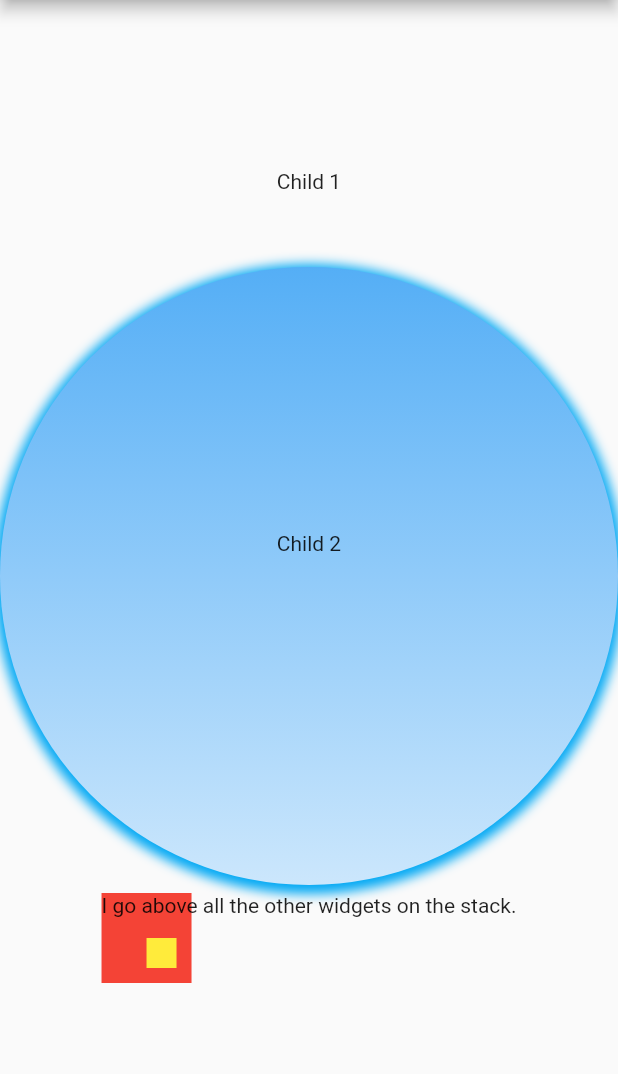
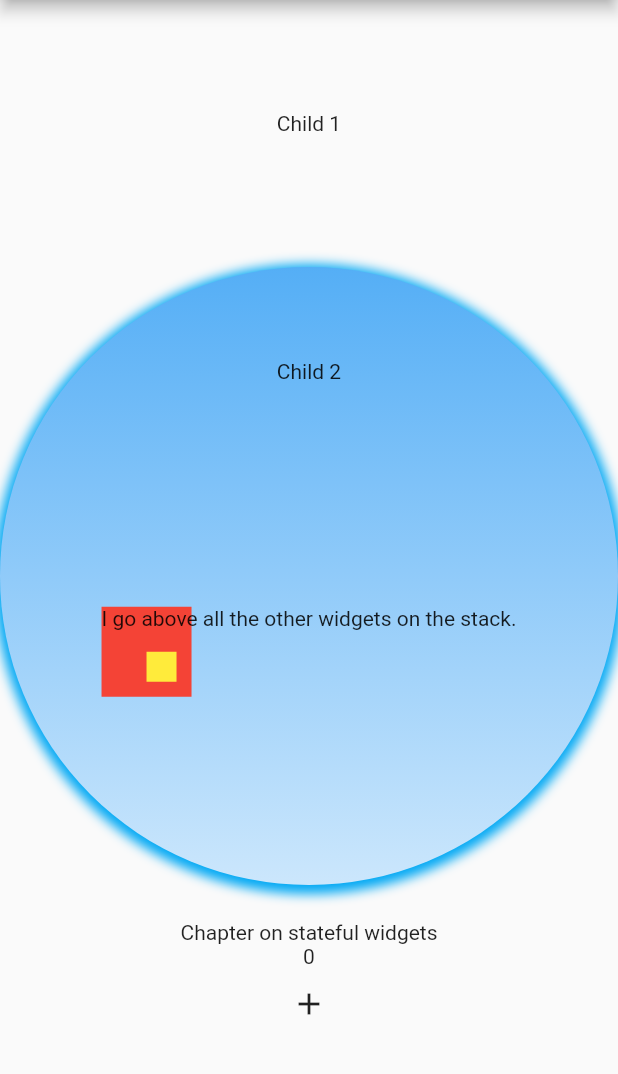
Before and after one commit to AntsInMyEy3sJohnson/KnowledgeBaseDartGoogleFlutter, a Flutter app: the screen it shows after launch, on a phone screen of 412 x 824 dp, the part 84-1158 px from its top. Run offline on Flutter 3.47's test engine with Material 2 defaults, Android fonts, the light colour scheme and no system bars.

Commit message:
Stateless widgets, stateful widgets

```diff
--- a/Chapter9_BasicsOfFlutter/chapter_9_examples/lib/main.dart
+++ b/Chapter9_BasicsOfFlutter/chapter_9_examples/lib/main.dart
@@ -1,3 +1,4 @@
+import 'package:chapter_9_examples/my_stateful_widget.dart';
 import 'package:flutter/material.dart';
 import 'package:flutter/painting.dart';
 
@@ -48,6 +49,9 @@ class MyApp extends StatelessWidget {
                     Text("I go above all the other widgets on the stack."),
                   ],
                 ),
+              ),
+              Center(
+                child: MyStatefulWidget("Chapter on stateful widgets"),
               )
             ],
           ),
--- /dev/null
+++ b/Chapter9_BasicsOfFlutter/chapter_9_examples/lib/my_stateful_widget.dart
@@ -0,0 +1,30 @@
+import 'package:flutter/material.dart';
+
+class MyStatefulWidget extends StatefulWidget {
+  final String _s;
+  const MyStatefulWidget(this._s);
+
+  @override
+  State<StatefulWidget> createState() => _MyStatefulWidgetState();
+}
+
+class _MyStatefulWidgetState extends State<MyStatefulWidget> {
+  int _counter = 0;
+
+  @override
+  Widget build(BuildContext context) {
+    return Column(
+      children: [
+        Text("${widget._s}"),
+        Text("$_counter"),
+        IconButton(
+          icon: Icon(Icons.add),
+          onPressed: () {
+            setState(() => _counter++);
+          },
+        ),
+      ],
+    );
+  }
+
+}
```
Also changed, not shown: Chapter9_BasicsOfFlutter/main.dart (+22 -0 lines).
